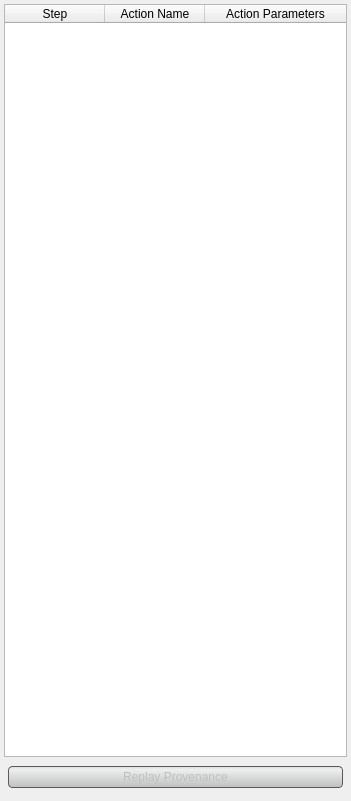
Above: src/Interface/Application/ProvenanceDockWidget.ui from SCIInstitute/Seg3D before the change. Below: the same form after it.
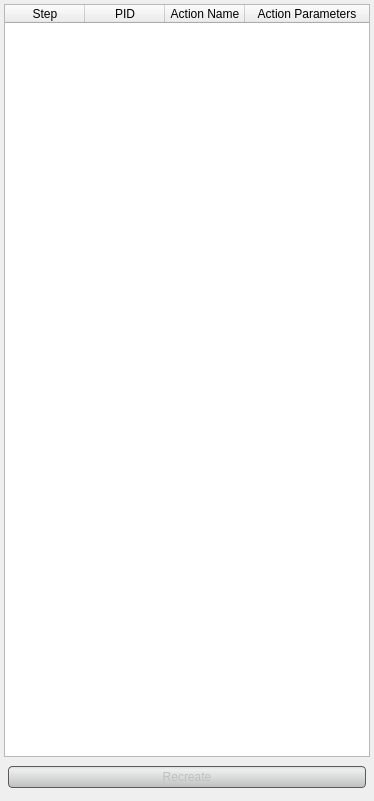
That is the form after the change.

Commit message: Added sandbox logic to LayerManager, Clipboard, and all the actions that output provenance. Implemented recreating a historic version of a layer from its provenance ID. Removed provenance and undo records from ActionSpeedline. It shouldn't output those.

```diff
--- a/src/Interface/Application/ProvenanceDockWidget.ui
+++ b/src/Interface/Application/ProvenanceDockWidget.ui
@@ -6,7 +6,7 @@
    <rect>
     <x>0</x>
     <y>0</y>
-    <width>351</width>
+    <width>374</width>
     <height>801</height>
    </rect>
   </property>
@@ -91,8 +91,11 @@
        <bool>false</bool>
       </property>
       <property name="columnCount">
-       <number>3</number>
+       <number>4</number>
       </property>
+      <attribute name="horizontalHeaderDefaultSectionSize">
+       <number>80</number>
+      </attribute>
       <attribute name="horizontalHeaderStretchLastSection">
        <bool>true</bool>
       </attribute>
@@ -104,6 +107,11 @@
         <string>Step</string>
        </property>
       </column>
+      <column>
+       <property name="text">
+        <string>PID</string>
+       </property>
+      </column>
       <column>
        <property name="text">
         <string>Action Name</string>
@@ -152,7 +160,7 @@
           <string>Select a session you want to export to enable this button.</string>
          </property>
          <property name="text">
-          <string>Replay Provenance</string>
+          <string>Recreate</string>
          </property>
         </widget>
        </item>
```
The commit also changes 178 other files.
